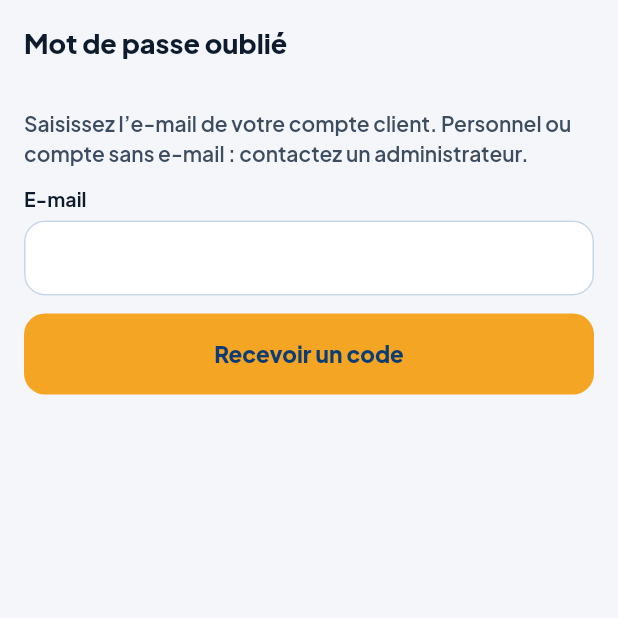
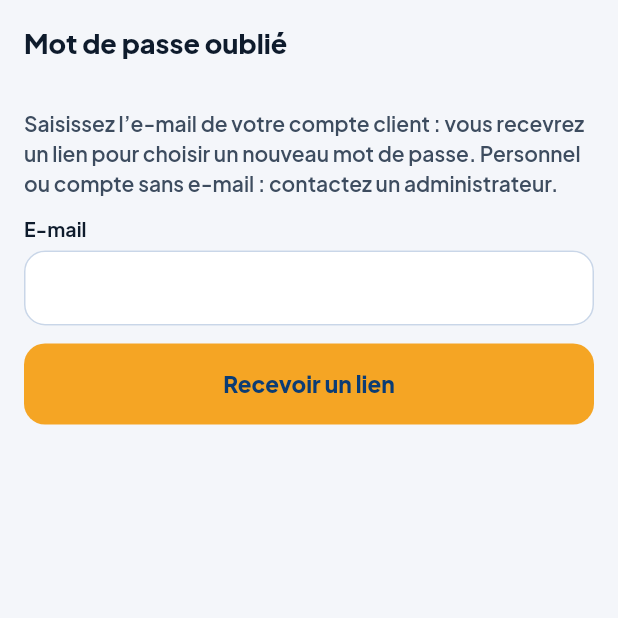
Before and after one commit to Oluwafemi006/AxisTransport, a Flutter app: the ForgotPasswordScreen screen opened by its route, on a phone screen of 412 x 824 dp, the top half of it. Run offline on Flutter 3.47's test engine with Material 3 defaults, Android fonts, the phone set to English and light mode, and no system bars; our stand-ins replace camera, dio, flutter_riverpod, flutter_secure_storage, go_router, local_auth and 4 more; missing offline and left inert: mobile_scanner; accounts and stored records are empty.

Commit message:
feat(app): mot de passe oublié par lien, changement obligatoire du mot de passe provisoire ; version 1.0.8+10
Co-Authored-By: Claude Opus 5.5 <noreply@anthropic.com>

```diff
--- a/mobile-flutter/lib/core/app_version.dart
+++ b/mobile-flutter/lib/core/app_version.dart
@@ -1,3 +1,3 @@
 /// Version affichée dans « À propos ». Elle doit rester égale à la ligne « version » de pubspec.yaml :
 /// un test le vérifie (test/profile_settings_test.dart).
-const appVersion = '1.0.6+8';
+const appVersion = '1.0.8+10';
--- a/mobile-flutter/lib/core/models.dart
+++ b/mobile-flutter/lib/core/models.dart
@@ -13,6 +13,7 @@ class User {
     required this.phone,
     required this.role,
     this.email = '',
+    this.mustChangePassword = false,
   });
 
   final int id;
@@ -22,6 +23,9 @@ class User {
   final String phone;
   final String role;
   final String email;
+
+  /// Mot de passe provisoire saisi par un administrateur : à remplacer avant tout le reste.
+  final bool mustChangePassword;
 
   bool get isClient => role == 'CLIENT';
 
@@ -36,6 +40,7 @@ class User {
     'phone': phone,
     'role': role,
     'email': email,
+    'must_change_password': mustChangePassword,
   };
 
   String get displayName {
@@ -55,6 +60,7 @@ class User {
       phone: json['phone'] as String? ?? '',
       role: json['role'] as String? ?? 'CLIENT',
       email: json['email'] as String? ?? '',
+      mustChangePassword: json['must_change_password'] as bool? ?? false,
     );
   }
 }
--- a/mobile-flutter/lib/features/auth/forgot_password_screen.dart
+++ b/mobile-flutter/lib/features/auth/forgot_password_screen.dart
@@ -8,7 +8,8 @@ import '../../core/theme/axis_tokens.dart';
 import '../../core/widgets/axis_button.dart';
 import '../../core/widgets/axis_text_field.dart';
 
-/// Mot de passe oublié (clients) : e-mail, puis code à 6 chiffres et nouveau mot de passe.
+/// Mot de passe oublié (clients) : e-mail, puis un lien reçu par e-mail ouvre la page du site
+/// où le client choisit lui-même son nouveau mot de passe.
 class ForgotPasswordScreen extends ConsumerStatefulWidget {
   const ForgotPasswordScreen({super.key});
 
@@ -19,37 +20,22 @@ class ForgotPasswordScreen extends ConsumerStatefulWidget {
 
 class _ForgotPasswordScreenState extends ConsumerState<ForgotPasswordScreen> {
   final _email = TextEditingController();
-  final _code = TextEditingController();
-  final _password = TextEditingController();
-  final _confirm = TextEditingController();
 
   bool _busy = false;
-  bool _codeSent = false;
   String? _notice;
   String? _error;
-  String? _done;
 
   @override
   void dispose() {
     _email.dispose();
-    _code.dispose();
-    _password.dispose();
-    _confirm.dispose();
     super.dispose();
   }
 
   Future<void> _submit() async {
+    if (_busy) return;
     final email = _email.text.trim();
     if (email.isEmpty || !email.contains('@')) {
       setState(() => _error = 'Veuillez saisir une adresse e-mail valide.');
-      return;
-    }
-    if (_codeSent && _code.text.trim().length != 6) {
-      setState(() => _error = 'Saisissez le code à 6 chiffres reçu par e-mail.');
-      return;
-    }
-    if (_codeSent && _password.text != _confirm.text) {
-      setState(() => _error = 'Les deux mots de passe ne correspondent pas.');
       return;
     }
     setState(() {
@@ -57,23 +43,8 @@ class _ForgotPasswordScreenState extends ConsumerState<ForgotPasswordScreen> {
       _error = null;
     });
     try {
-      final api = ref.read(apiClientProvider);
-      if (_codeSent) {
-        final detail = await api.confirmPasswordReset(
-          email: email,
-          code: _code.text.trim(),
-          password: _password.text,
-        );
-        if (mounted) setState(() => _done = detail);
-      } else {
-        final detail = await api.requestPasswordReset(email);
-        if (mounted) {
-          setState(() {
-            _notice = detail;
-            _codeSent = true;
-          });
-        }
-      }
+      final detail = await ref.read(apiClientProvider).requestPasswordReset(email);
+      if (mounted) setState(() => _notice = detail);
     } catch (error) {
       if (mounted) {
         setState(() => _error = error.toString().replaceFirst('Exception: ', ''));
@@ -103,42 +74,20 @@ class _ForgotPasswordScreenState extends ConsumerState<ForgotPasswordScreen> {
           padding: const EdgeInsets.all(AxisSpacing.screen),
           children: [
             Text(
-              _done ??
-                  _notice ??
-                  'Saisissez l’e-mail de votre compte client. Personnel ou compte sans e-mail : contactez un administrateur.',
+              _notice != null
+                  ? '$_notice Ouvrez le lien reçu pour choisir votre nouveau mot de passe.'
+                  : 'Saisissez l’e-mail de votre compte client : vous recevrez un lien pour choisir un nouveau mot de passe. Personnel ou compte sans e-mail : contactez un administrateur.',
               style: theme.textTheme.bodyMedium?.copyWith(
                 color: tokens.textSecondary,
               ),
             ),
             const SizedBox(height: AxisSpacing.sm),
-            if (_done == null) ...[
+            if (_notice == null) ...[
               AxisTextField(
                 label: 'E-mail',
                 controller: _email,
-                readOnly: _codeSent,
                 keyboardType: TextInputType.emailAddress,
               ),
-              if (_codeSent) ...[
-                const SizedBox(height: AxisSpacing.sm),
-                AxisTextField(
-                  label: 'Code à 6 chiffres',
-                  controller: _code,
-                  keyboardType: TextInputType.number,
-                ),
-                const SizedBox(height: AxisSpacing.sm),
-                AxisTextField(
-                  label: 'Nouveau mot de passe',
-                  controller: _password,
-                  isPassword: true,
-                  helperText: '8 caractères minimum',
-                ),
-                const SizedBox(height: AxisSpacing.sm),
-                AxisTextField(
-                  label: 'Confirmer le mot de passe',
-                  controller: _confirm,
-                  isPassword: true,
-                ),
-              ],
               if (_error != null) ...[
                 const SizedBox(height: AxisSpacing.sm),
                 Text(
@@ -151,12 +100,12 @@ class _ForgotPasswordScreenState extends ConsumerState<ForgotPasswordScreen> {
               ],
               const SizedBox(height: AxisSpacing.sm),
               AxisButton(
-                label: _codeSent ? 'Changer le mot de passe' : 'Recevoir un code',
+                label: 'Recevoir un lien',
                 onPressed: _busy ? null : _submit,
                 loading: _busy,
               ),
             ] else
-              AxisButton(label: 'Se connecter', onPressed: _backToLogin),
+              AxisButton(label: 'Retour à la connexion', onPressed: _backToLogin),
           ],
         ),
       ),
--- a/mobile-flutter/pubspec.yaml
+++ b/mobile-flutter/pubspec.yaml
@@ -16,7 +16,7 @@ publish_to: 'none' # Remove this line if you wish to publish to pub.dev
 # https://developer.apple.com/library/archive/documentation/General/Reference/InfoPlistKeyReference/Articles/CoreFoundationKeys.html
 # In Windows, build-name is used as the major, minor, and patch parts
 # of the product and file versions while build-number is used as the build suffix.
-version: 1.0.6+8
+version: 1.0.8+10
 
 environment:
   sdk: ^3.13.2
```
Also changed, not shown: mobile-flutter/lib/core/api_client.dart (+0 -12 lines), mobile-flutter/lib/features/auth/forced_password_screen.dart (added, +88 -0 lines), mobile-flutter/lib/router.dart (+15 -0 lines), 4 other files.
